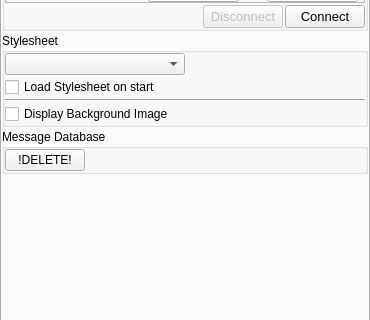
This is src/mainwindow.ui in cyberlord8/ChesterTheChat as Qt 5 draws it before an edit; both pictures show x 0 to 370 and y 163 to 483 of the 370 by 619 pixel window. The edited form follows.
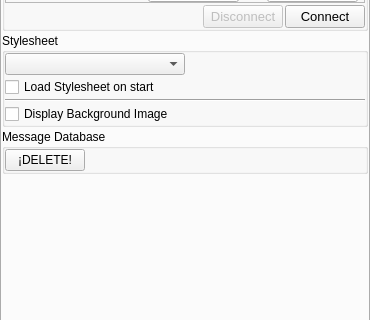
This is the edited form.

Commit message: Updated documentation and made some UI and code tweaks for better visualization

What changed in the file:
```diff
--- a/src/mainwindow.ui
+++ b/src/mainwindow.ui
@@ -635,7 +635,7 @@
                 <string>Permanently deletes ALL messages from database</string>
                </property>
                <property name="text">
-                <string>!DELETE!</string>
+                <string>¡DELETE!</string>
                </property>
               </widget>
              </item>
```
The commit also changes 6 other files.
